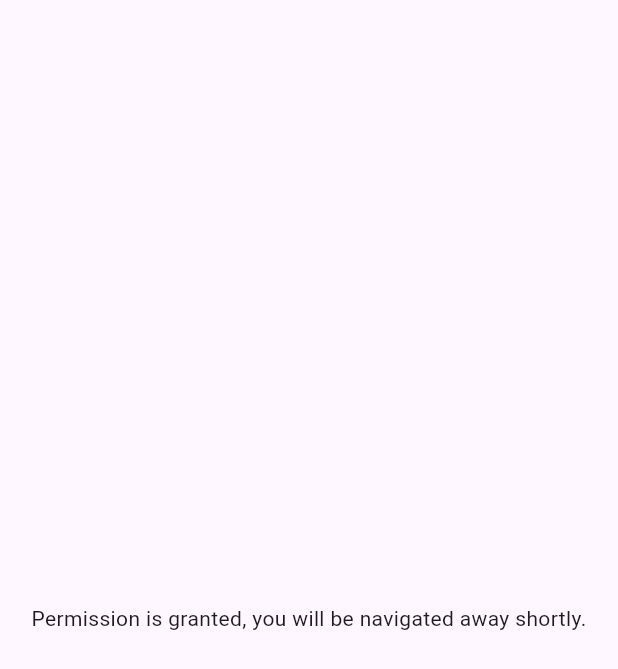
After one commit to TimJeric1/MinimalWeather, a Flutter app: the LocationPermissionPage screen opened by its route, on a phone screen of 412 x 824 dp. The commit adds this screen. Shown: the top 669 px of the screen. Run offline on Flutter 3.47's test engine with Material 3 defaults, Android fonts, the phone set to English and light mode, and no system bars; our stand-ins replace dio, flutter_riverpod, geolocator, go_router, hooks_riverpod, riverpod_annotation; generated files the repository leaves out were written again.

Commit message:
permission handling reworked

```diff
--- a/lib/core/navigation/router.dart
+++ b/lib/core/navigation/router.dart
@@ -1,6 +1,8 @@
 
 
+import 'package:geolocator/geolocator.dart';
 import 'package:go_router/go_router.dart';
+import 'package:minimal_weather/core/permissions/location_permission_page.dart';
 import 'package:minimal_weather/features/show_weather/presentation/pages/weather_page.dart';
 import 'package:riverpod_annotation/riverpod_annotation.dart';
 
@@ -10,11 +12,21 @@ part 'router.g.dart';
 GoRouter goRouter(GoRouterRef ref) {
 
   return GoRouter(
-    initialLocation: WEATHER_PAGE_PATH,
+    redirect: (context, state) async {
+      final locationPermission = await Geolocator.checkPermission();
+      if( locationPermission == LocationPermission.always || locationPermission == LocationPermission.whileInUse) {
+        return WEATHER_PAGE_PATH;
+      }
+      return LOCATION_PERMISSION_PAGE_PATH;
+    } ,
     routes: [
       GoRoute(
         path: WEATHER_PAGE_PATH,
         builder: (context, state) => const WeatherPage(),
+      ),
+      GoRoute(
+        path: LOCATION_PERMISSION_PAGE_PATH,
+        builder: (context, state) => const LocationPermissionPage(),
       ),
 
     ],
@@ -22,3 +34,4 @@ GoRouter goRouter(GoRouterRef ref) {
 }
 
 const WEATHER_PAGE_PATH = "/weather";
+const LOCATION_PERMISSION_PAGE_PATH = "/location_permission";
--- /dev/null
+++ b/lib/core/permissions/location_permission_page.dart
@@ -0,0 +1,50 @@
+import 'package:flutter/material.dart';
+import 'package:geolocator/geolocator.dart';
+
+class LocationPermissionPage extends StatelessWidget {
+  const LocationPermissionPage({super.key});
+
+  @override
+  Widget build(BuildContext context) {
+    return Scaffold(
+      body: Center(
+        child: FutureBuilder<LocationPermission>(
+          future: Geolocator.requestPermission(),
+          builder: (context, snapshot) {
+            if (snapshot.connectionState == ConnectionState.waiting) {
+              return const CircularProgressIndicator();
+            } else {
+              if (snapshot.data == LocationPermission.always || snapshot.data == LocationPermission.whileInUse) {
+                return const Text(
+                  'Permission is granted, you will be navigated away shortly.',
+                  textAlign: TextAlign.center,
+                );
+              } else if (snapshot.data == LocationPermission.deniedForever) {
+                return const Text(
+                  'Location permission permanently denied.\n Please enable it from system settings to show accurate weather data.',
+                  textAlign: TextAlign.center,
+                );
+              } else {
+                return Column(
+                  mainAxisAlignment: MainAxisAlignment.center,
+                  children: [
+                    const Text(
+                      'Location permission needed to show accurate weather data.',
+                      textAlign: TextAlign.center,
+                    ),
+                    ElevatedButton(
+                      onPressed: () async {
+                        await Geolocator.requestPermission();
+                      },
+                      child: const Text('Grant Location Permission'),
+                    ),
+                  ],
+                );
+              }
+            }
+          },
+        ),
+      ),
+    );
+  }
+}
```
